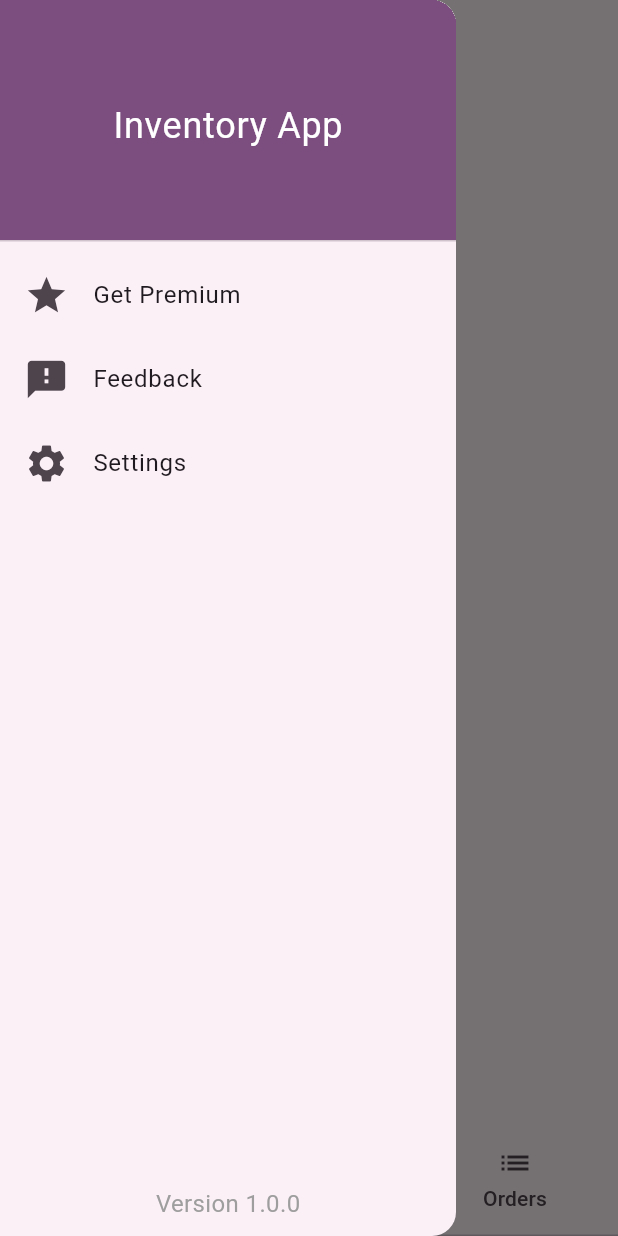
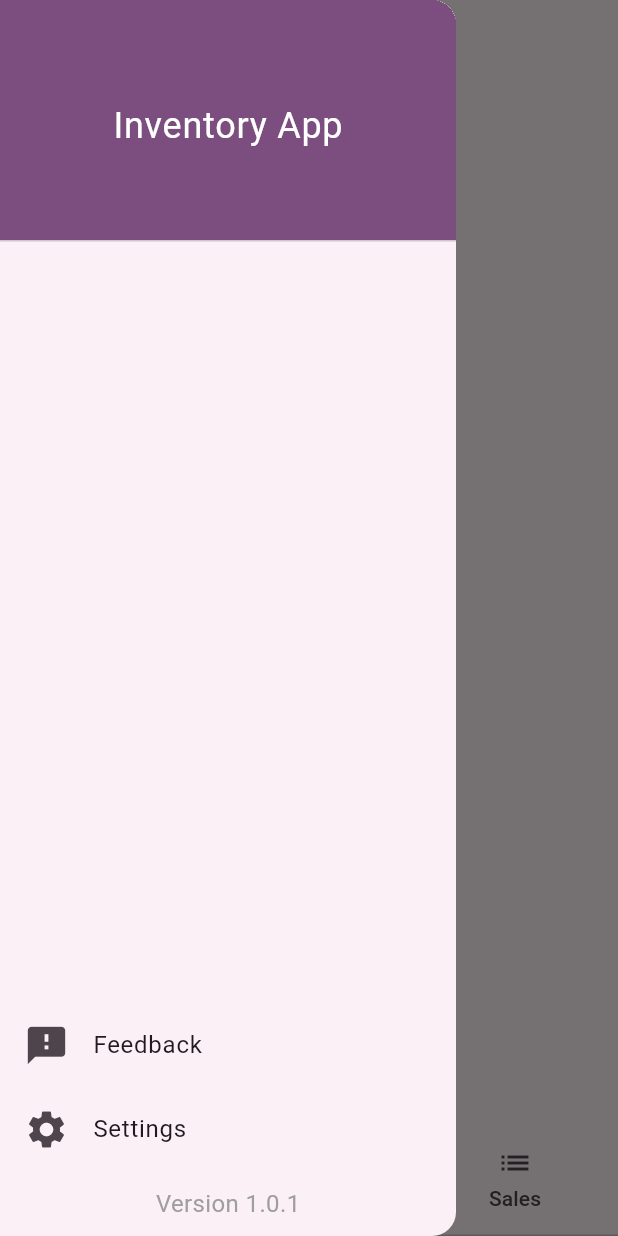
Before and after one commit to AMuh2020/inventory_app, a Flutter app: the screen it shows after launch, with the side drawer open, on a phone screen of 412 x 824 dp. Run offline on Flutter 3.47's test engine with Material 3 defaults, Android fonts, the phone set to English and light mode, and no system bars; our stand-ins replace badges, csv, device_info_plus, image_picker, permission_handler, shared_preferences and 1 more; missing offline and left inert: media_store_plus; accounts and stored records are empty.

Commit message:
Lots of new changes, fixed database writes (hopefully) and renamed orders to sales

```diff
--- a/lib/components/custom_drawer.dart
+++ b/lib/components/custom_drawer.dart
@@ -3,6 +3,7 @@ import 'package:inventory_app/components/drawer_tile.dart';
 import 'package:inventory_app/components/premium_drawer_tile.dart';
 import 'package:inventory_app/pages/feedback_page.dart';
 import 'package:inventory_app/pages/settings_page.dart';
+import 'package:inventory_app/globals.dart' as globals;
 
 class CustomDrawer extends StatelessWidget {
   const CustomDrawer({super.key});
@@ -36,7 +37,8 @@ class CustomDrawer extends StatelessWidget {
           //   },
           // ),
           // settings
-          PremiumDrawerTile(),
+          // PremiumDrawerTile(),
+          const Spacer(),
           DrawerTile(
             text: 'Feedback',
             icon: Icons.feedback,
@@ -63,10 +65,10 @@ class CustomDrawer extends StatelessWidget {
               );
             },
           ),
-          const Spacer(),
-          const Text(
-            'Version 1.0.0',
-            style: TextStyle(
+          const SizedBox(height: 10),
+          Text(
+            'Version ${globals.version}',
+            style: const TextStyle(
               color: Colors.grey,
               fontSize: 16,
             ),
--- a/lib/globals.dart
+++ b/lib/globals.dart
@@ -4,3 +4,5 @@ bool darkMode = false;
 bool customerInfoFields = false;
 
 String currencySymbol = '\$';
+
+String version = '1.0.1';
--- a/lib/main.dart
+++ b/lib/main.dart
@@ -53,8 +53,9 @@ void main() async {
     permissions.add(Permission.videos);
   }
 
-  await permissions.request();
-  // we are not checking the status as it is an example app. You should (must) check it in a production app
+  final status = await permissions.request();
+  print(status);
+
 
   // You have set this otherwise it throws AppFolderNotSetException
   MediaStore.appFolder = "MediaStorePlugin";
--- a/lib/pages/cart_page.dart
+++ b/lib/pages/cart_page.dart
@@ -117,7 +117,7 @@ class _CartPageState extends State<CartPage> {
                         SizedBox(
                           width: 50,
                           height: 50,
-                          child: cartItem.product.imagePath.isNotEmpty ? Image.file(File(cartItem.product.imagePath)) : const Placeholder(),
+                          child: cartItem.product.imagePath.isNotEmpty ? Image.file(File(cartItem.product.imagePath)) : const Icon(Icons.image),
                         ),
                         const SizedBox(width: 4),
                         Expanded(
@@ -230,7 +230,7 @@ class _CartPageState extends State<CartPage> {
             }
             _sellProducts();
           },
-          child: const Text('Sell'),
+          child: const Text('Make sale'),
         ),
       ],
     );
--- a/lib/pages/main_page.dart
+++ b/lib/pages/main_page.dart
@@ -1,7 +1,7 @@
 import 'package:flutter/material.dart';
 import 'package:inventory_app/components/custom_drawer.dart';
 import 'package:inventory_app/pages/cart_page.dart';
-import 'package:inventory_app/pages/orders_page.dart';
+import 'package:inventory_app/pages/sales_page.dart';
 import 'package:inventory_app/pages/products_page.dart';
 import 'package:inventory_app/utils/export.dart';
 // import 'package:inventory_app/utils/export.dart';
@@ -18,7 +18,7 @@ class _MainPageState extends State<MainPage> with SingleTickerProviderStateMixin
   final List<String> _titles = const [
     'Products',
     'Sell',
-    'Orders',
+    'Sales',
   ];
 
   late String _title;
@@ -76,7 +76,7 @@ class _MainPageState extends State<MainPage> with SingleTickerProviderStateMixin
               ),
               Tab(
                 icon: Icon(Icons.list),
-                text: 'Orders',
+                text: 'Sales',
               ),
             ],
           ),
@@ -85,7 +85,7 @@ class _MainPageState extends State<MainPage> with SingleTickerProviderStateMixin
             children: const  [
               ProductsPage(),
               CartPage(),
-              OrdersPage(),
+              SalesPage(),
             ],
           )
         );
@@ -117,14 +117,14 @@ class _MainPageState extends State<MainPage> with SingleTickerProviderStateMixin
     } else if (_tabController.index == 2) {
       return [
         // export button
-        IconButton(
-          icon: const Icon(Icons.download),
-          onPressed: () async {
-            print('Export button clicked!');
-            await writeEmptyCsv();
+        // IconButton(
+        //   icon: const Icon(Icons.download),
+        //   onPressed: () async {
+        //     print('Export button clicked!');
+        //     await writeOrdersCsv();
 
-          },
-        ),
+        //   },
+        // ),
         // search button
         // IconButton(
         //   icon: const Icon(Icons.search),
--- a/pubspec.yaml
+++ b/pubspec.yaml
@@ -1,7 +1,7 @@
 name: inventory_app
 description: "Inventory App by AMALWorks"
 publish_to: 'none'
-version: 0.0.1+4
+version: 1.0.1+6
 
 environment:
   sdk: '>=3.4.3 <4.0.0'
```
Also changed, not shown: lib/components/drawer_tile.dart (+15 -0 lines), lib/components/product_list_tile.dart (+6 -7 lines), lib/pages/add_product_page.dart (+17 -6 lines), lib/pages/order_page.dart (+7 -6 lines), lib/pages/sales_page.dart (renamed from lib/pages/orders_page.dart, +6 -6 lines), lib/utils/export.dart (+21 -80 lines), lib/utils/image_utils.dart (+11 -0 lines), 2 other files.
